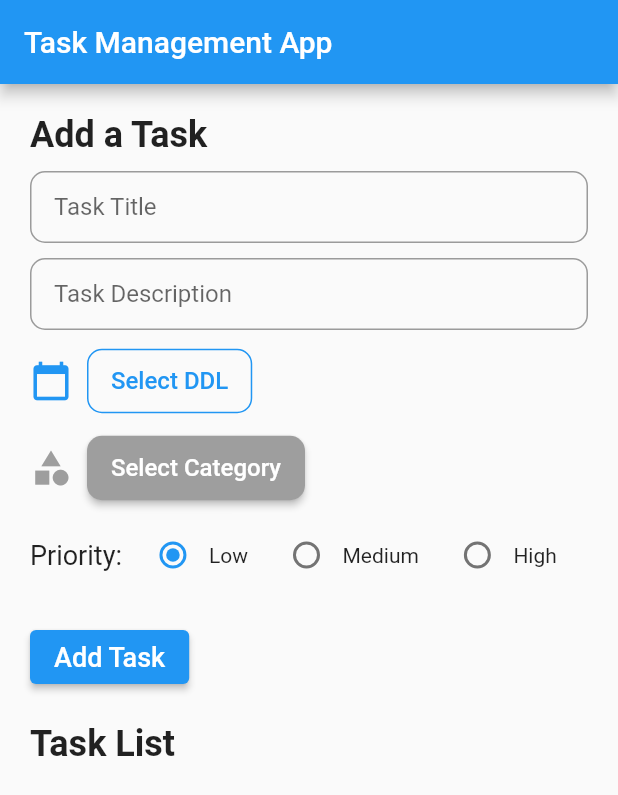
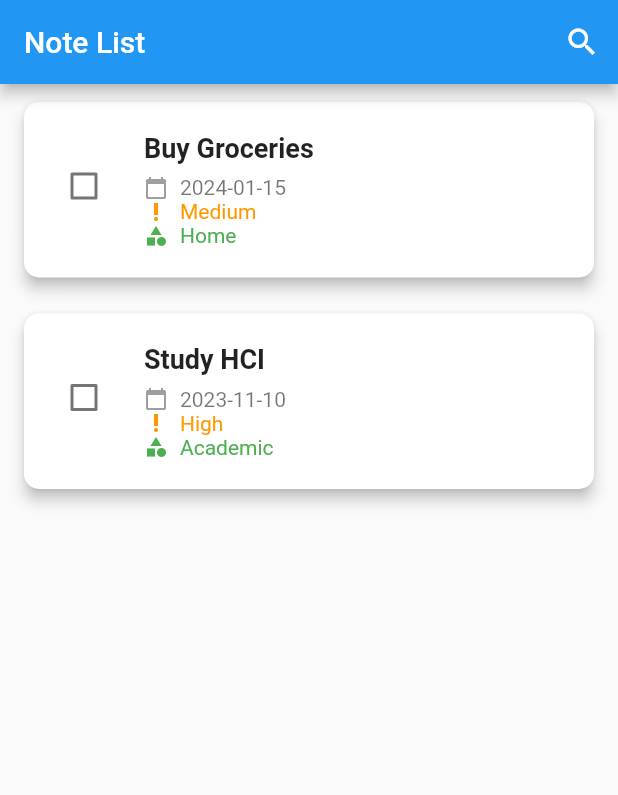
Before and after one commit to mudheerakariyawasam/to-do-app, a Flutter app: the screen it shows after launch, on a phone screen of 412 x 824 dp. Shown: the top 795 px of the screen. Run offline on Flutter 3.47's test engine with Material 2 defaults, Android fonts, the phone set to English and light mode, and no system bars; our stand-ins replace animate_do, file_picker, fluttericon.

Commit message:
View tasks UI main parts done

```diff
--- a/lib/main.dart
+++ b/lib/main.dart
@@ -1,5 +1,5 @@
 import 'package:flutter/material.dart';
-import 'pages/taskadd_page.dart';
+import 'pages/managetasks_page.dart';
 
 void main() {
   runApp(const MyApp());
@@ -12,7 +12,7 @@ class MyApp extends StatelessWidget {
   Widget build(BuildContext context) {
     return MaterialApp(
       debugShowCheckedModeBanner: false,
-      home: TaskManagementApp(),
+      home: TaskListScreen(),
     );
   }
 }
--- a/lib/models/note.dart
+++ b/lib/models/note.dart
@@ -1,78 +1,30 @@
 class Note {
-  int id;
-  String title;
-  String content;
-  DateTime modifiedTime;
+  final String title;
+  final String description;
+  final String dueDate;
+  final int priority;
+  final String category;
 
   Note({
-    required this.id,
     required this.title,
-    required this.content,
-    required this.modifiedTime,
+    required this.description,
+    required this.dueDate,
+    required this.priority,
+    required this.category,
   });
 }
 
 List<Note> sampleNotes = [
   Note(
-    id: 0,
-    title: 'Like and Subscribe',
-    content:
-        'A FREE way to support the channel is to give us a LIKE . It does not cost you but means a lot to us.\nIf you are new here please Subscribe',
-    modifiedTime: DateTime(2022, 1, 1, 34, 5),
-  ),
+      title: 'Buy Groceries',
+      description: 'Go to keells, buy groceries',
+      dueDate: '2024-01-15',
+      priority: 1,
+      category: 'Home'),
   Note(
-    id: 1,
-    title: 'Recipes to Try',
-    content:
-        '1. Chicken Alfredo\n2. Vegan chili\n3. Spaghetti carbonara\n4. Chocolate lava cake',
-    modifiedTime: DateTime(2022, 1, 1, 34, 5),
-  ),
-  Note(
-    id: 2,
-    title: 'Books to Read',
-    content:
-        '1. To Kill a Mockingbird\n2. 1984\n3. The Great Gatsby\n4. The Catcher in the Rye',
-    modifiedTime: DateTime(2023, 3, 1, 19, 5),
-  ),
-  Note(
-    id: 3,
-    title: 'Gift Ideas for Mom',
-    content: '1. Jewelry box\n2. Cookbook\n3. Scarf\n4. Spa day gift card',
-    modifiedTime: DateTime(2023, 1, 4, 16, 53),
-  ),
-  Note(
-    id: 4,
-    title: 'Workout Plan',
-    content:
-        'Monday:\n- Run 5 miles\n- Yoga class\nTuesday:\n- HIIT circuit training\n- Swimming laps\nWednesday:\n- Rest day\nThursday:\n- Weightlifting\n- Spin class\nFriday:\n- Run 3 miles\n- Pilates class\nSaturday:\n- Hiking\n- Rock climbing',
-    modifiedTime: DateTime(2023, 5, 1, 11, 6),
-  ),
-  Note(
-    id: 5,
-    title: 'Bucket List',
-    content:
-        '1. Travel to Japan\n2. Learn to play the guitar\n3. Write a novel\n4. Run a marathon\n5. Start a business',
-    modifiedTime: DateTime(2023, 1, 6, 13, 9),
-  ),
-  Note(
-    id: 6,
-    title: 'Little pigs',
-    content:
-        "Once upon a time there were three little pigs who set out to seek their fortune.",
-    modifiedTime: DateTime(2023, 3, 7, 11, 12),
-  ),
-  Note(
-    id: 7,
-    title: 'Meeting Notes',
-    content:
-        'Attendees: John, Mary, David\nAgenda:\n- Budget review\n- Project updates\n- Upcoming events',
-    modifiedTime: DateTime(2023, 2, 1, 15, 14),
-  ),
-  Note(
-    id: 8,
-    title: 'Ideas for Vacation',
-    content:
-        '1. Visit Grand Canyon\n2. Go on a hot air balloon ride\n3. Try local cuisine\n4. Attend a concert',
-    modifiedTime: DateTime(2023, 2, 1, 12, 34),
-  ),
+      title: 'Study HCI',
+      description: 'Studyyyyy',
+      dueDate: '2023-11-10',
+      priority: 2,
+      category: 'Academic'),
 ];
--- /dev/null
+++ b/lib/pages/managetasks_page.dart
@@ -0,0 +1,179 @@
+import 'package:flutter/material.dart';
+import '../models/note.dart';
+
+void main() {
+  runApp(MaterialApp(
+    home: TaskListScreen(),
+  ));
+}
+
+class TaskListScreen extends StatelessWidget {
+  @override
+  Widget build(BuildContext context) {
+    return Scaffold(
+      appBar: AppBar(
+        title: Text('Note List'),
+        actions: <Widget>[
+          IconButton(
+            icon: Icon(Icons.search),
+            onPressed: () {
+              showSearch(context: context, delegate: NoteSearchDelegate());
+            },
+          ),
+        ],
+      ),
+      body: NoteListView(),
+    );
+  }
+}
+
+class NoteSearchDelegate extends SearchDelegate<String> {
+  @override
+  List<Widget> buildActions(BuildContext context) {
+    return [
+      IconButton(
+        icon: Icon(Icons.clear),
+        onPressed: () {
+          query = '';
+        },
+      ),
+    ];
+  }
+
+  @override
+  Widget buildLeading(BuildContext context) {
+    return IconButton(
+      icon: Icon(Icons.arrow_back),
+      onPressed: () {
+        close(context, '');
+      },
+    );
+  }
+
+  @override
+  Widget buildResults(BuildContext context) {
+    // Implement your search logic and return the results as widgets here
+    return Center(
+      child: Text('Search results for: $query'),
+    );
+  }
+
+  @override
+  Widget buildSuggestions(BuildContext context) {
+    // Implement your search suggestions logic and return the suggestions as widgets here
+    return Center(
+      child: Text('Start typing to search'),
+    );
+  }
+}
+
+class NoteListView extends StatefulWidget {
+  @override
+  _NoteListViewState createState() => _NoteListViewState();
+}
+
+class _NoteListViewState extends State<NoteListView> {
+  List<bool> _completedTasks =
+      List.generate(sampleNotes.length, (index) => false);
+
+  String _getPriorityText(int priority) {
+    switch (priority) {
+      case 0:
+        return 'Low';
+      case 1:
+        return 'Medium';
+      case 2:
+        return 'High';
+      default:
+        return 'Unknown';
+    }
+  }
+
+  void _editNote(BuildContext context, Note note) {
+    // ... (your existing edit note logic)
+  }
+
+  @override
+  Widget build(BuildContext context) {
+    return ListView.builder(
+      itemCount: sampleNotes.length,
+      itemBuilder: (context, index) {
+        return Card(
+          elevation: 4,
+          margin: EdgeInsets.symmetric(horizontal: 16, vertical: 12),
+          shape: RoundedRectangleBorder(
+            borderRadius: BorderRadius.circular(10),
+          ),
+          child: ListTile(
+            contentPadding: EdgeInsets.all(16),
+            leading: Checkbox(
+              value: _completedTasks[index],
+              onChanged: (value) {
+                setState(() {
+                  _completedTasks[index] = value!;
+                });
+              },
+            ),
+            title: Text(
+              sampleNotes[index].title,
+              style: TextStyle(
+                fontSize: 18,
+                fontWeight: FontWeight.bold,
+                decoration:
+                    _completedTasks[index] ? TextDecoration.lineThrough : null,
+              ),
+            ),
+            subtitle: Column(
+              crossAxisAlignment: CrossAxisAlignment.start,
+              children: <Widget>[
+                SizedBox(height: 8),
+                Row(
+                  children: [
+                    Icon(
+                      Icons.calendar_today,
+                      size: 16,
+                      color: Colors.grey,
+                    ),
+                    SizedBox(width: 8),
+                    Text(sampleNotes[index].dueDate),
+                  ],
+                ),
+                Row(
+                  children: [
+                    Icon(
+                      Icons.priority_high,
+                      size: 16,
+                      color: Colors.orange,
+                    ),
+                    SizedBox(width: 8),
+                    Text(
+                      '${_getPriorityText(sampleNotes[index].priority)}',
+                      style: TextStyle(color: Colors.orange),
+                    ),
+                  ],
+                ),
+                Row(
+                  children: [
+                    Icon(
+                      Icons.category,
+                      size: 16,
+                      color: Colors.green,
+                    ),
+                    SizedBox(width: 8),
+                    Text(
+                      '${sampleNotes[index].category}',
+                      style: TextStyle(color: Colors.green),
+                    ),
+                  ],
+                ),
+              ],
+            ),
+            onTap: () {
+              _editNote(context, sampleNotes[index]);
+            },
+          ),
+        );
+      },
+    );
+  }
+}
```
Also changed, not shown: lib/pages/edit.dart (deleted, +0 -95 lines).
